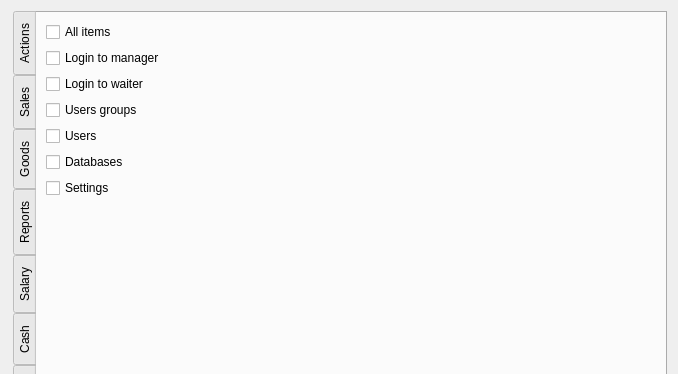
First picture: the form in FrontDesk/c5grouppermissionseditor.ui, repository End1-1/Cafe5, before the edit; both pictures show x 0 to 678 and y 0 to 374 of the 678 by 704 pixel window.
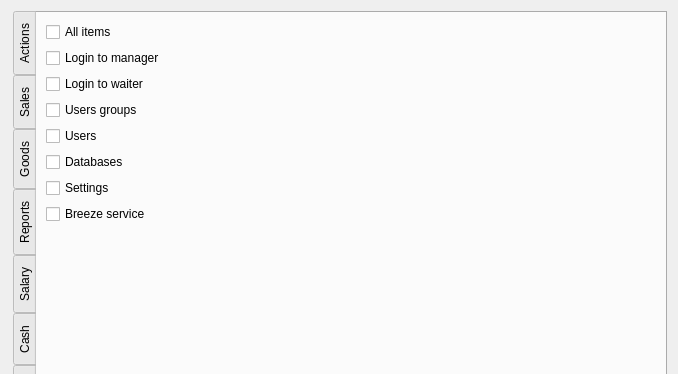
Second picture: the form after the edit. The open tabs and pages were chosen to show the change. Custom widgets are drawn as their Qt base class.

Diff of the .ui file:
```diff
--- a/FrontDesk/c5grouppermissionseditor.ui
+++ b/FrontDesk/c5grouppermissionseditor.ui
@@ -1393,6 +1393,16 @@
          </property>
         </widget>
        </item>
+       <item>
+        <widget class="C5CheckBox" name="checkBox_114">
+         <property name="text">
+          <string>Breeze service</string>
+         </property>
+         <property name="Tag" stdset="0">
+          <number>110</number>
+         </property>
+        </widget>
+       </item>
        <item>
         <spacer name="verticalSpacer">
          <property name="orientation">
```
Left out of the diff: 143 changed lines with no effect on the pictures.
